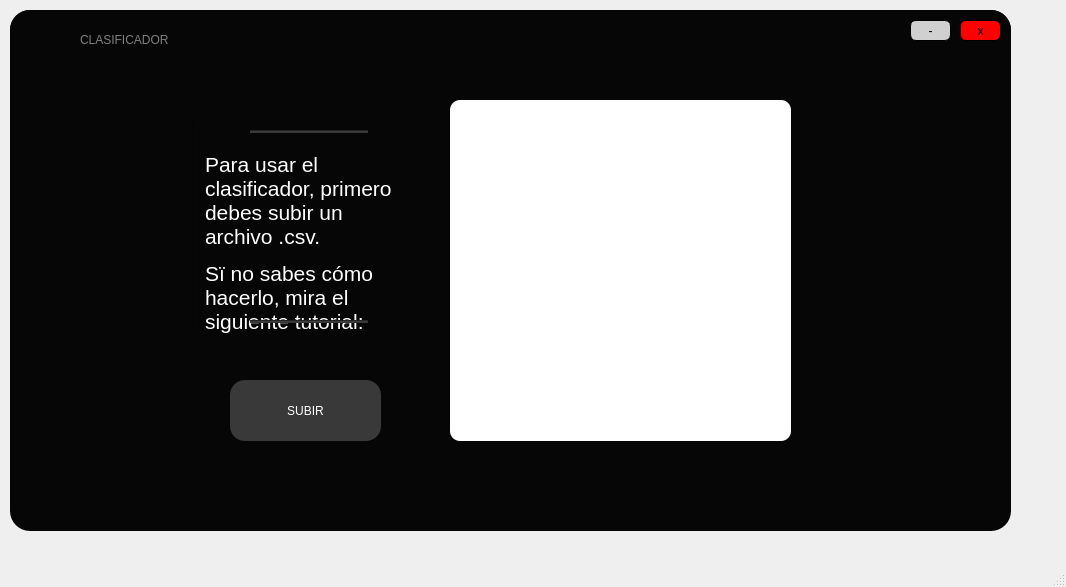
ThomyALUN/proyecto1-estructuras, file Ventana1.ui: the form before one commit.
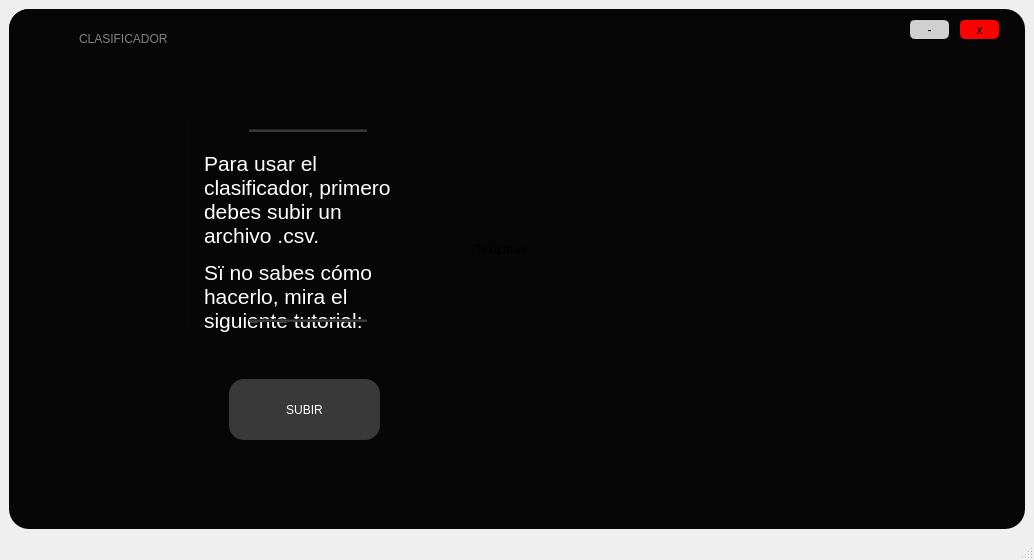
The form after the commit. Icons and pictures are not drawn. Custom widgets are drawn as their Qt base class.

Commit message: Dos ventanas corriendo juntas

Diff of the .ui file:
```diff
--- a/Ventana1.ui
+++ b/Ventana1.ui
@@ -1,39 +1,33 @@
 <?xml version="1.0" encoding="UTF-8"?>
 <ui version="4.0">
- <class>MainWindow</class>
- <widget class="QMainWindow" name="MainWindow">
+ <class>Ventana1</class>
+ <widget class="QMainWindow" name="Ventana1">
   <property name="geometry">
    <rect>
     <x>0</x>
     <y>0</y>
-    <width>1066</width>
-    <height>587</height>
+    <width>1034</width>
+    <height>560</height>
    </rect>
   </property>
   <property name="windowTitle">
    <string>MainWindow</string>
   </property>
-  <widget class="QWidget" name="centralwidget">
-   <widget class="QWidget" name="widget" native="true">
-    <property name="geometry">
-     <rect>
-      <x>10</x>
-      <y>10</y>
-      <width>1001</width>
-      <height>521</height>
-     </rect>
-    </property>
+  <widget class="QWidget" name="centralwidget_2">
+   <layout class="QGridLayout" name="gridLayout">
+    <item row="0" column="0">
+     <widget class="QWidget" name="widget_2" native="true">
     <property name="cursor">
      <cursorShape>ArrowCursor</cursorShape>
     </property>
     <property name="styleSheet">
-     <string notr="true">QWidget#widget{
+       <string notr="true">QWidget#widget_2{
 
 background-color: rgb(6, 6, 6);
 border-radius:20px;
 }</string>
     </property>
-    <widget class="QFrame" name="frame">
+      <widget class="QFrame" name="frame_2">
      <property name="geometry">
       <rect>
        <x>0</x>
@@ -43,7 +37,7 @@
       </rect>
      </property>
      <property name="styleSheet">
-      <string notr="true">QFrame#frame{
+        <string notr="true">QFrame#frame_2{
 	background-color: rgb(6, 6, 6);
 border-top-left-radius:20px;
 border-top-right-radius:20px;
@@ -56,7 +50,7 @@
      <property name="frameShadow">
       <enum>QFrame::Raised</enum>
      </property>
-     <widget class="QPushButton" name="min">
+       <widget class="QPushButton" name="min_2">
       <property name="geometry">
        <rect>
         <x>900</x>
@@ -69,7 +63,7 @@
        <cursorShape>PointingHandCursor</cursorShape>
       </property>
       <property name="styleSheet">
-       <string notr="true">QPushButton#min{
+         <string notr="true">QPushButton#min_2{
 	background-color: rgb(208, 208, 208);
 font: 16pt &quot;MS Shell Dlg 2&quot;;
 border-radius:6px;
@@ -82,7 +76,7 @@
        <string>-</string>
       </property>
      </widget>
-     <widget class="QPushButton" name="cerrar">
+       <widget class="QPushButton" name="cerrar_2">
       <property name="geometry">
        <rect>
         <x>950</x>
@@ -95,7 +89,7 @@
        <cursorShape>PointingHandCursor</cursorShape>
       </property>
       <property name="styleSheet">
-       <string notr="true">QPushButton#cerrar{
+         <string notr="true">QPushButton#cerrar_2{
 
 background-color: rgb(255, 0, 0);
 border-radius:6px;
@@ -170,20 +164,6 @@
       <string>SUBIR</string>
      </property>
     </widget>
-    <widget class="QMediaPlayer" name="mediaPlayer" native="true">
-     <property name="geometry">
-      <rect>
-       <x>440</x>
-       <y>90</y>
-       <width>341</width>
-       <height>341</height>
-      </rect>
-     </property>
-     <property name="styleSheet">
-      <string notr="true">background-color: rgb(255, 255, 255);
-border-radius:10px;</string>
-     </property>
-    </widget>
     <widget class="QTextBrowser" name="textBrowser">
      <property name="geometry">
       <rect>
@@ -272,17 +252,25 @@
       <enum>Qt::Horizontal</enum>
      </property>
     </widget>
-   </widget>
+      <widget class="QLabel" name="label">
+       <property name="geometry">
+        <rect>
+         <x>466</x>
+         <y>100</y>
+         <width>281</width>
+         <height>281</height>
+        </rect>
+       </property>
+       <property name="text">
+        <string>TextLabel</string>
+       </property>
+      </widget>
+     </widget>
+    </item>
+   </layout>
   </widget>
   <widget class="QStatusBar" name="statusbar"/>
  </widget>
- <customwidgets>
-  <customwidget>
-   <class>QMediaPlayer</class>
-   <extends>QWidget</extends>
-   <header>qmediaplayer.h</header>
-  </customwidget>
- </customwidgets>
  <resources>
   <include location="imagen.qrc"/>
  </resources>
```
Lines whose indentation alone changed are shown as unchanged. The commit also changes 6 other files.
